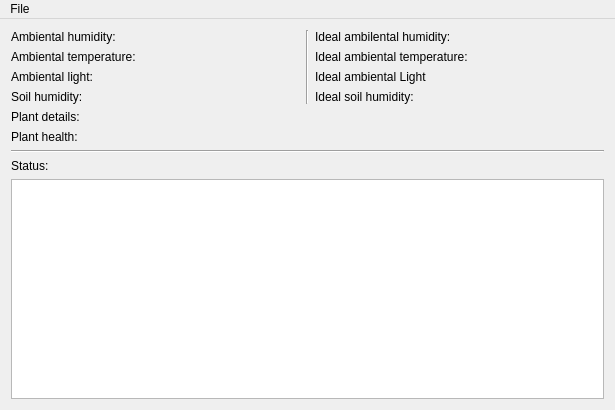
Before: the Qt Designer form ServerApp/mainwindow.ui in alexionita95/CommProto, drawn with Qt 5.
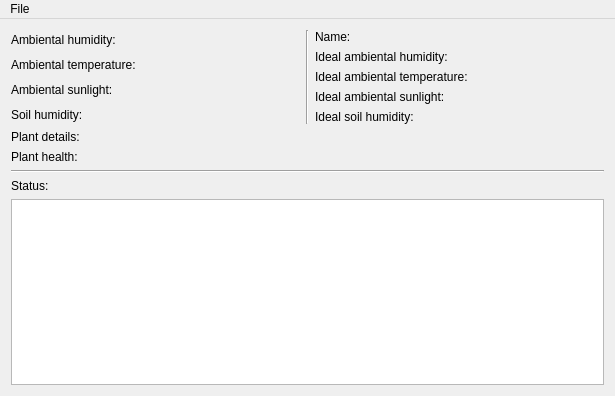
After: the same form once the commit is applied.

Patch:
```diff
--- a/ServerApp/mainwindow.ui
+++ b/ServerApp/mainwindow.ui
@@ -10,7 +10,7 @@
     <x>0</x>
     <y>0</y>
     <width>615</width>
-    <height>410</height>
+    <height>396</height>
    </rect>
   </property>
   <property name="sizePolicy">
@@ -45,7 +45,7 @@
         <item>
          <widget class="QLabel" name="lightDisplay">
           <property name="text">
-           <string>Ambiental light:</string>
+           <string>Ambiental sunlight:</string>
           </property>
          </widget>
         </item>
@@ -67,10 +67,17 @@
       </item>
       <item>
        <layout class="QVBoxLayout" name="verticalLayout_4">
+        <item>
+         <widget class="QLabel" name="plantName">
+          <property name="text">
+           <string>Name:</string>
+          </property>
+         </widget>
+        </item>
         <item>
          <widget class="QLabel" name="idealhumidityDisplay">
           <property name="text">
-           <string>Ideal ambilental humidity:</string>
+           <string>Ideal ambiental humidity:</string>
           </property>
          </widget>
         </item>
@@ -84,7 +91,7 @@
         <item>
          <widget class="QLabel" name="idealLight">
           <property name="text">
-           <string>Ideal ambiental Light</string>
+           <string>Ideal ambiental sunlight:</string>
           </property>
          </widget>
         </item>
```
